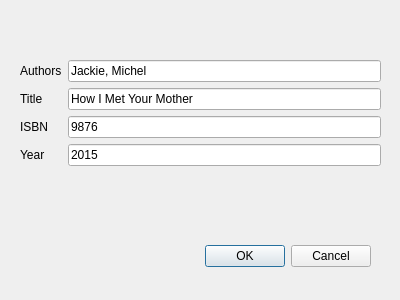
The window that newbook.ui (theomeuh/SQLMoteor) describes before a commit, drawn with Qt 5.
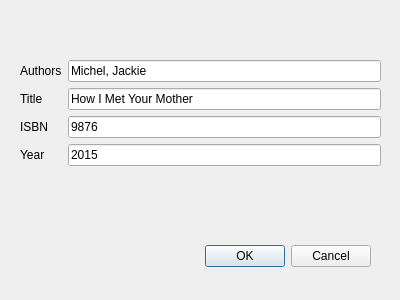
The same window after the commit.

Diff of the .ui file:
```diff
--- a/newbook.ui
+++ b/newbook.ui
@@ -49,7 +49,7 @@
     <item row="0" column="1">
      <widget class="QLineEdit" name="authorsEdit">
       <property name="text">
-       <string>Jackie, Michel</string>
+       <string>Michel, Jackie</string>
       </property>
       <property name="placeholderText">
        <string>Seperated with comma please</string>
```
